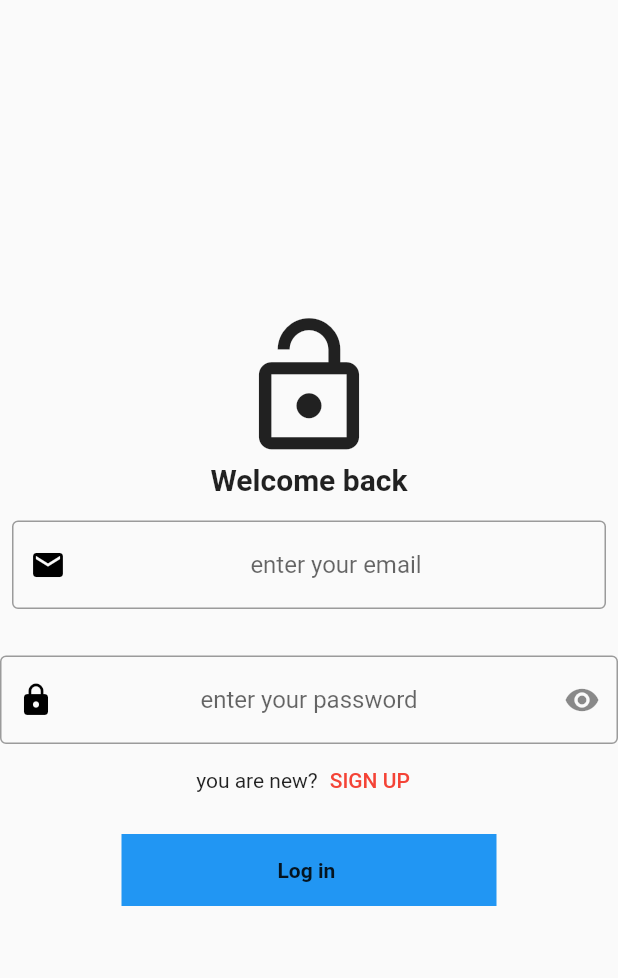
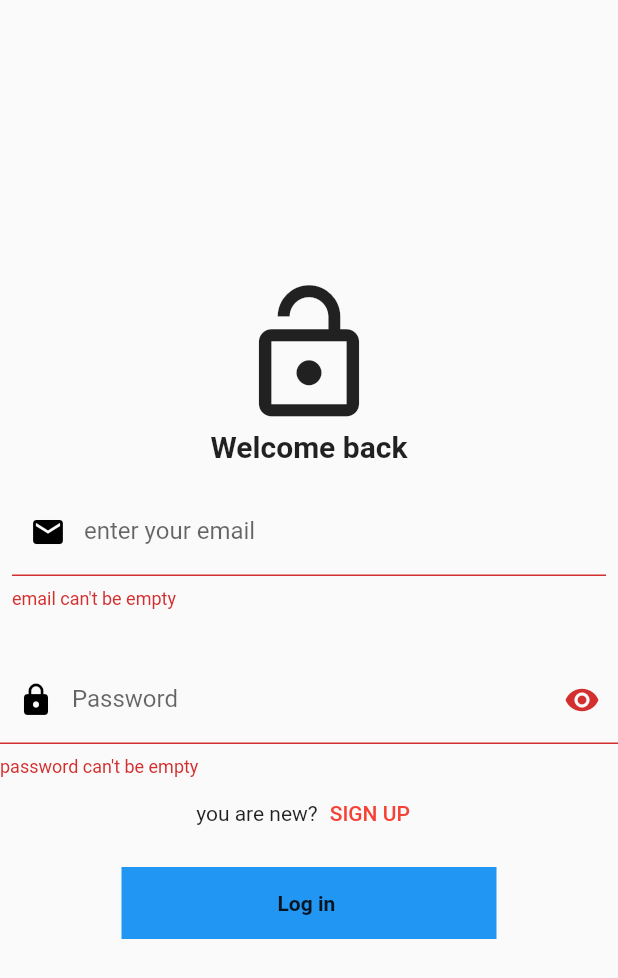
Before and after one commit to Amjadyabroudi128/sign-in-form, a Flutter app: the screen it shows after launch, after a tap on "Log in", on a phone screen of 412 x 824 dp. Shown: the top 978 px of the screen. Run offline on Flutter 3.47's test engine with Material 2 defaults, Android fonts, the phone set to English and light mode, and no system bars.

Commit message:
layout improvement

```diff
--- a/lib/SignInPage.dart
+++ b/lib/SignInPage.dart
@@ -13,7 +13,7 @@ class _SignInPageState extends State<SignInPage> {
   final emailController = TextEditingController();
   final passwordController = TextEditingController();
   bool passwordVisible=false;
-  final _formKey = GlobalKey<FormState>();
+  bool _validate = false;
 
 
   @override
@@ -41,8 +41,14 @@ class _SignInPageState extends State<SignInPage> {
                   controller: emailController,
                 decoration: InputDecoration(
 
-                  border: OutlineInputBorder(),
-                  hintText: "enter your email",
+                    enabledBorder: OutlineInputBorder(
+                      borderSide: BorderSide(
+                          width: 1, color: Colors.black
+                      ),
+                      borderRadius: BorderRadius.circular(30.0),
+                    ),
+                  labelText: "enter your email" ,
+                    errorText: _validate ? "email can't be empty": null,
                   prefixIcon: Icon(Icons.email, color: Colors.black,)
                 ),
               ),
@@ -53,8 +59,14 @@ class _SignInPageState extends State<SignInPage> {
                 textAlign: TextAlign.center,
                 controller: passwordController,
               decoration: InputDecoration(
-                border: OutlineInputBorder(),
-                  hintText: "enter your password",
+                enabledBorder: OutlineInputBorder(
+                  borderSide: BorderSide(
+                      width: 1, color: Colors.black
+                  ),
+                  borderRadius: BorderRadius.circular(30.0),
+                ),
+                 labelText: "Password",
+                errorText: _validate ? "password can't be empty": null,
                 prefixIcon: Icon(Icons.lock, color: Colors.black,),
                 suffixIcon: IconButton(
                   icon: Icon(
@@ -87,12 +99,18 @@ class _SignInPageState extends State<SignInPage> {
             Padding(
               padding: EdgeInsets.all(12.0),
               child: Container(
+                color: Colors.blue,
+                width: 250,
                 child: MaterialButton(
                   child: Text("Log in ", style: TextStyle(fontWeight: FontWeight.bold),),
-                  onPressed: (){},
+                  onPressed: (){
+                    setState(() {
+                      emailController.text.isEmpty ? _validate = true : false;
+                      passwordController.text.isEmpty ? _validate = true : false;
+                      clearText();
+                    });
+                  },
                 ),
-                color: Colors.blue,
-                width: 250,
               ),
             )
           ],
@@ -100,4 +118,9 @@ class _SignInPageState extends State<SignInPage> {
       ),
     );
   }
+
+  void clearText() {
+    emailController.clear();
+    passwordController.clear();
+  }
 }
```
